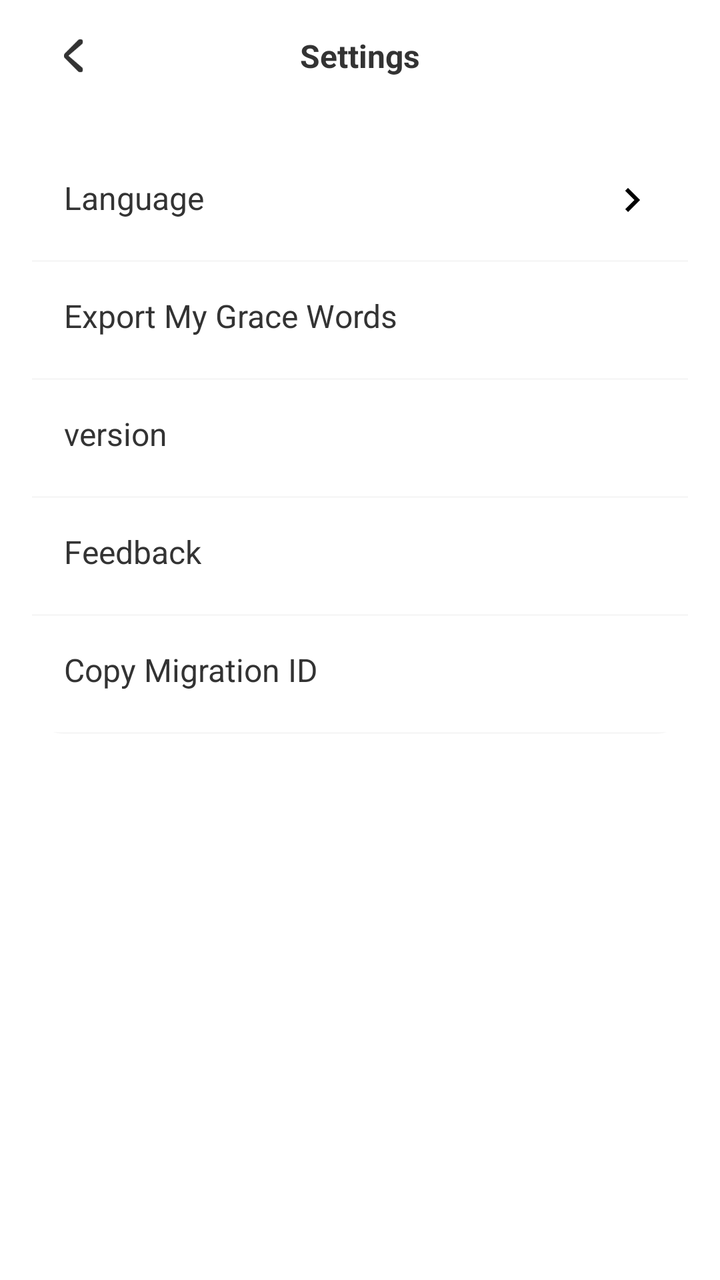
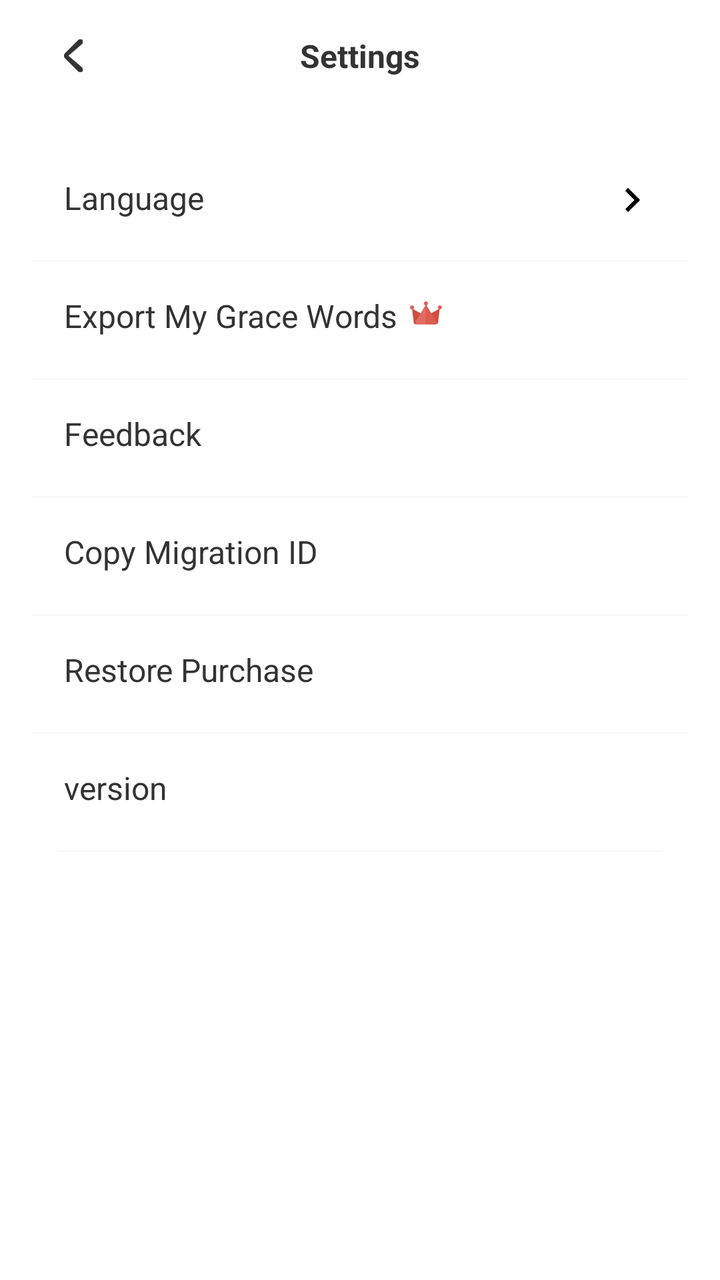

An Android layout rendered at two revisions. The XML below is the earlier revision; the diff shows what the commit changed to produce the second picture.
<!-- AndroidManifest.xml: application theme GGTheme -->
<!-- res/layout/activity_setting.xml -->
<LinearLayout xmlns:android="http://schemas.android.com/apk/res/android"
    xmlns:app="http://schemas.android.com/apk/res-auto"
    android:layout_width="match_parent"
    android:layout_height="wrap_content"
    android:id="@+id/main"
    android:orientation="vertical">

    <FrameLayout
        android:layout_width="match_parent"
        android:layout_height="?attr/actionBarSize"
        android:background="@android:color/transparent"
        android:clickable="true"
        android:focusable="true">

        <ImageView
            android:id="@+id/home"
            android:layout_width="wrap_content"
            android:layout_height="wrap_content"
            android:layout_gravity="left|center"
            android:layout_marginLeft="16dp"
            android:padding="16dp"
            android:src="@drawable/ic_back" />

        <TextView
            android:layout_width="wrap_content"
            android:layout_height="wrap_content"
            android:layout_gravity="center"
            android:text="@string/settings"
            android:textColor="@color/item_text_normal"
            android:textSize="16sp"
            android:textStyle="bold" />
    </FrameLayout>

    <com.google.android.material.card.MaterialCardView
        android:layout_width="match_parent"
        android:layout_height="wrap_content"
        android:layout_margin="16dp"
        android:background="#FFFFFF"
        app:cardCornerRadius="16dp"
        app:cardElevation="0dp"
        app:cardPreventCornerOverlap="false"
        app:strokeColor="#6A6A6A">

        
        <LinearLayout
            android:id="@+id/cardView"
            android:layout_width="match_parent"
            android:layout_height="match_parent"
            android:orientation="vertical">

            <LinearLayout
                android:id="@+id/config_lang"
                android:layout_width="match_parent"
                android:layout_height="58dp"
                android:orientation="horizontal"
                android:padding="16dp">

                
                <TextView
                    android:layout_width="0dp"
                    android:layout_height="wrap_content"
                    android:layout_weight="1"
                    android:ellipsize="end"
                    android:maxLines="1"
                    android:text="@string/settings_lang"
                    android:textColor="@color/item_text_normal"
                    android:textSize="16sp" />

                
                <TextView
                    android:id="@+id/lang_value"
                    android:layout_width="wrap_content"
                    android:layout_height="wrap_content"
                    android:layout_marginEnd="8dp"
                    android:ellipsize="end"
                    android:maxLines="1"
                    android:textColor="@color/text_gray"
                    android:textSize="14sp" />

                
                <ImageView
                    android:layout_width="wrap_content"
                    android:layout_height="wrap_content"
                    android:src="@drawable/ic_arrow_right"
                    app:tint="#8A000000" />

            </LinearLayout>

            <View
                android:layout_width="match_parent"
                android:layout_height="1dp"
                android:background="@color/gray_divider" />


            <LinearLayout
                android:id="@+id/export"
                android:layout_width="match_parent"
                android:layout_height="58dp"
                android:orientation="horizontal"
                android:padding="16dp">

                <TextView
                    android:layout_width="wrap_content"
                    android:layout_height="wrap_content"
                    android:text="@string/setting_export"
                    android:textColor="@color/item_text_normal"
                    android:textSize="16sp" />
            </LinearLayout>

            <View
                android:layout_width="match_parent"
                android:layout_height="1dp"
                android:background="@color/gray_divider" />

            <LinearLayout
                android:layout_width="wrap_content"
                android:layout_height="58dp"
                android:orientation="horizontal"
                android:padding="16dp">

                <TextView
                    android:id="@+id/version"
                    android:layout_width="wrap_content"
                    android:layout_height="wrap_content"
                    android:text="version"
                    android:textColor="@color/item_text_normal"
                    android:textSize="16sp" />
            </LinearLayout>

            <View
                android:layout_width="match_parent"
                android:layout_height="1dp"
                android:background="@color/gray_divider" />

            <LinearLayout
                android:id="@+id/feedback"
                android:layout_width="match_parent"
                android:layout_height="58dp"
                android:orientation="horizontal"
                android:padding="16dp">

                <TextView
                    android:layout_width="wrap_content"
                    android:layout_height="wrap_content"
                    android:text="@string/feedback"
                    android:textColor="@color/item_text_normal"
                    android:textSize="16sp" />
            </LinearLayout>

            <View
                android:layout_width="match_parent"
                android:layout_height="1dp"
                android:background="@color/gray_divider" />

            <LinearLayout
                android:id="@+id/my_userid"
                android:layout_width="match_parent"
                android:layout_height="58dp"
                android:orientation="horizontal"
                android:padding="16dp">

                <TextView
                    android:layout_width="wrap_content"
                    android:layout_height="wrap_content"
                    android:text="@string/get_my_userid"
                    android:textColor="@color/item_text_normal"
                    android:textSize="16sp" />
            </LinearLayout>

            <View
                android:layout_width="match_parent"
                android:layout_height="1dp"
                android:background="@color/gray_divider" />

            <LinearLayout
                android:id="@+id/debug"
                android:layout_width="wrap_content"
                android:layout_height="58dp"
                android:orientation="horizontal"
                android:visibility="gone"
                android:padding="16dp">

                <TextView
                    android:layout_width="wrap_content"
                    android:layout_height="wrap_content"
                    android:text="debug"
                    android:textColor="@color/item_text_normal"
                    android:textSize="16sp" />
            </LinearLayout>
        </LinearLayout>
    </com.google.android.material.card.MaterialCardView>


</LinearLayout>
<!-- resources referenced by this layout -->
<resources>
  <color name="gray_divider">#F7F7F7</color>
  <color name="item_text_normal">#333333</color>
  <color name="text_gray">#B1B1B1</color>
  <!-- drawable ic_arrow_right (drawable) -->
  <vector xmlns:android="http://schemas.android.com/apk/res/android"
      android:width="24dp"
      android:height="24dp"
      android:viewportWidth="24"
      android:viewportHeight="24">
      <path
          android:fillColor="@android:color/black"
          android:pathData="M8.59,16.59L13.17,12L8.59,7.41L10,6l6,6l-6,6L8.59,16.59z"/>
  </vector>
  <!-- drawable ic_back: png bitmap (drawable-hdpi, 677 bytes) -->
  <string name="feedback">Feedback</string>
  <string name="get_my_userid">Copy Migration ID</string>
  <string name="setting_export">Export My Grace Words</string>
  <string name="settings">Settings</string>
  <string name="settings_lang">Language</string>
  <style name="GGTheme" parent="Theme.MaterialComponents.Light.Bridge">
          <item name="android:windowIsTranslucent">true</item>
  
          
  
          
          <item name="android:windowFullscreen">false</item>
          <item name="windowActionBar">false</item>
          <item name="android:windowActionBar">false</item>
          <item name="windowNoTitle">true</item>
          <item name="android:windowNoTitle">true</item>
          
          <item name="android:windowBackground">@color/white</item>
          
          <item name="android:navigationBarColor">@color/white</item>
          
          <item name="android:statusBarColor">@color/white</item>
  
  
  
  
  
          <item name="colorPrimary">@color/white</item>
          <item name="colorPrimaryDark">#2D8659</item>
  
          <item name="colorAccent">#339966</item>
          <item name="colorControlNormal">@color/text_primary</item>
  
          <item name="outcomingDefaultBubbleColor">#2D8659</item>
          <item name="outcomingDefaultBubblePressedColor">#2D8659</item>
  
  
  
  
      </style>
  <color name="white">#FFFFFFFF</color>
  <color name="text_primary">@android:color/black</color>
</resources>

<!-- the commit's change to res/layout/activity_setting.xml (unified diff, before → after) -->
@@ -105,6 +105,74 @@
                     android:text="@string/setting_export"
                     android:textColor="@color/item_text_normal"
                     android:textSize="16sp" />
+                
+                <ImageView
+                    android:id="@+id/export_vip"
+                    android:layout_width="16dp"
+                    android:layout_height="wrap_content"
+                    android:layout_marginLeft="6dp"
+                    android:src="@mipmap/ic_vip"/>
+            </LinearLayout>
+
+
+            <View
+                android:layout_width="match_parent"
+                android:layout_height="1dp"
+                android:background="@color/gray_divider" />
+
+            <LinearLayout
+                android:id="@+id/feedback"
+                android:layout_width="match_parent"
+                android:layout_height="58dp"
+                android:orientation="horizontal"
+                android:padding="16dp">
+
+                <TextView
+                    android:layout_width="wrap_content"
+                    android:layout_height="wrap_content"
+                    android:text="@string/feedback"
+                    android:textColor="@color/item_text_normal"
+                    android:textSize="16sp" />
+            </LinearLayout>
+
+            <View
+                android:layout_width="match_parent"
+                android:layout_height="1dp"
+                android:background="@color/gray_divider" />
+
+            <LinearLayout
+                android:id="@+id/my_userid"
+                android:layout_width="match_parent"
+                android:layout_height="58dp"
+                android:orientation="horizontal"
+                android:padding="16dp">
+
+                <TextView
+                    android:layout_width="wrap_content"
+                    android:layout_height="wrap_content"
+                    android:text="@string/get_my_userid"
+                    android:textColor="@color/item_text_normal"
+                    android:textSize="16sp" />
+            </LinearLayout>
+
+            <View
+                android:layout_width="match_parent"
+                android:layout_height="1dp"
+                android:background="@color/gray_divider" />
+
+            <LinearLayout
+                android:id="@+id/restore_subscription"
+                android:layout_width="match_parent"
+                android:layout_height="58dp"
+                android:orientation="horizontal"
+                android:padding="16dp">
+
+                <TextView
+                    android:layout_width="wrap_content"
+                    android:layout_height="wrap_content"
+                    android:text="@string/restore_subscription"
+                    android:textColor="@color/item_text_normal"
+                    android:textSize="16sp" />
             </LinearLayout>
 
             <View
@@ -123,46 +191,6 @@
                     android:layout_width="wrap_content"
                     android:layout_height="wrap_content"
                     android:text="version"
-                    android:textColor="@color/item_text_normal"
-                    android:textSize="16sp" />
-            </LinearLayout>
-
-            <View
-                android:layout_width="match_parent"
-                android:layout_height="1dp"
-                android:background="@color/gray_divider" />
-
-            <LinearLayout
-                android:id="@+id/feedback"
-                android:layout_width="match_parent"
-                android:layout_height="58dp"
-                android:orientation="horizontal"
-                android:padding="16dp">
-
-                <TextView
-                    android:layout_width="wrap_content"
-                    android:layout_height="wrap_content"
-                    android:text="@string/feedback"
-                    android:textColor="@color/item_text_normal"
-                    android:textSize="16sp" />
-            </LinearLayout>
-
-            <View
-                android:layout_width="match_parent"
-                android:layout_height="1dp"
-                android:background="@color/gray_divider" />
-
-            <LinearLayout
-                android:id="@+id/my_userid"
-                android:layout_width="match_parent"
-                android:layout_height="58dp"
-                android:orientation="horizontal"
-                android:padding="16dp">
-
-                <TextView
-                    android:layout_width="wrap_content"
-                    android:layout_height="wrap_content"
-                    android:text="@string/get_my_userid"
                     android:textColor="@color/item_text_normal"
                     android:textSize="16sp" />
             </LinearLayout>
<!-- resource entries referenced after the edit -->
@@ -14,8 +14,10 @@
           android:pathData="M8.59,16.59L13.17,12L8.59,7.41L10,6l6,6l-6,6L8.59,16.59z"/>
   </vector>
   <!-- drawable ic_back: png bitmap (drawable-hdpi, 677 bytes) -->
+  <!-- mipmap ic_vip: png bitmap (mipmap-hdpi, 1477 bytes) -->
   <string name="feedback">Feedback</string>
   <string name="get_my_userid">Copy Migration ID</string>
+  <string name="restore_subscription">Restore Purchase</string>
   <string name="setting_export">Export My Grace Words</string>
   <string name="settings">Settings</string>
   <string name="settings_lang">Language</string>
